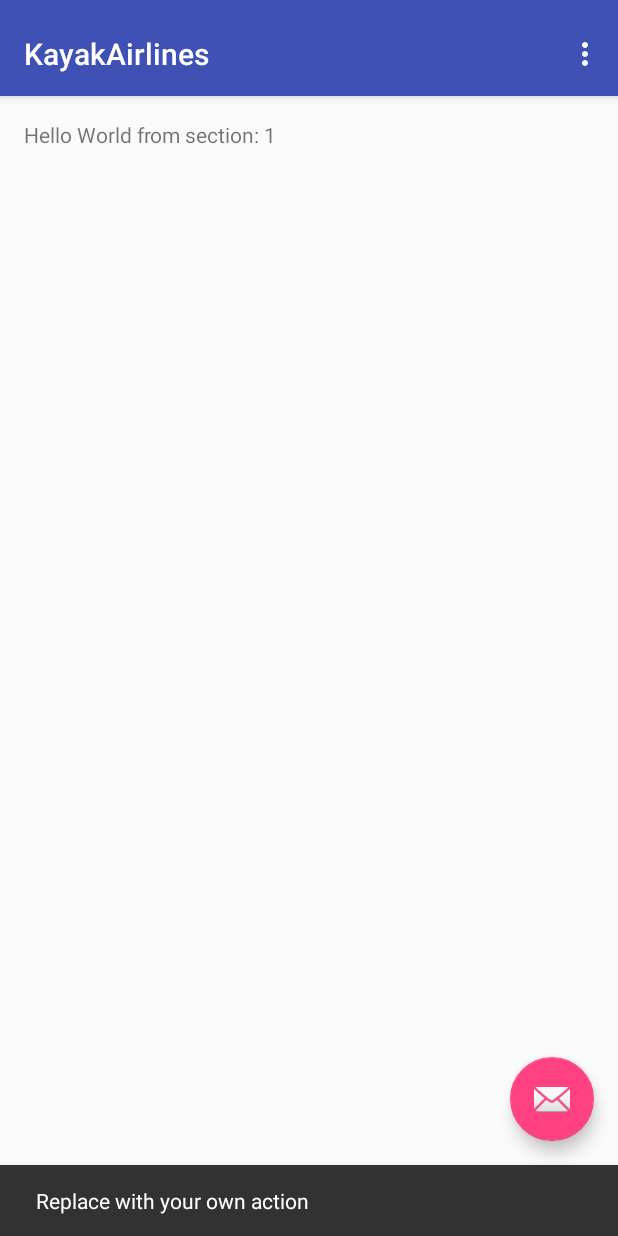
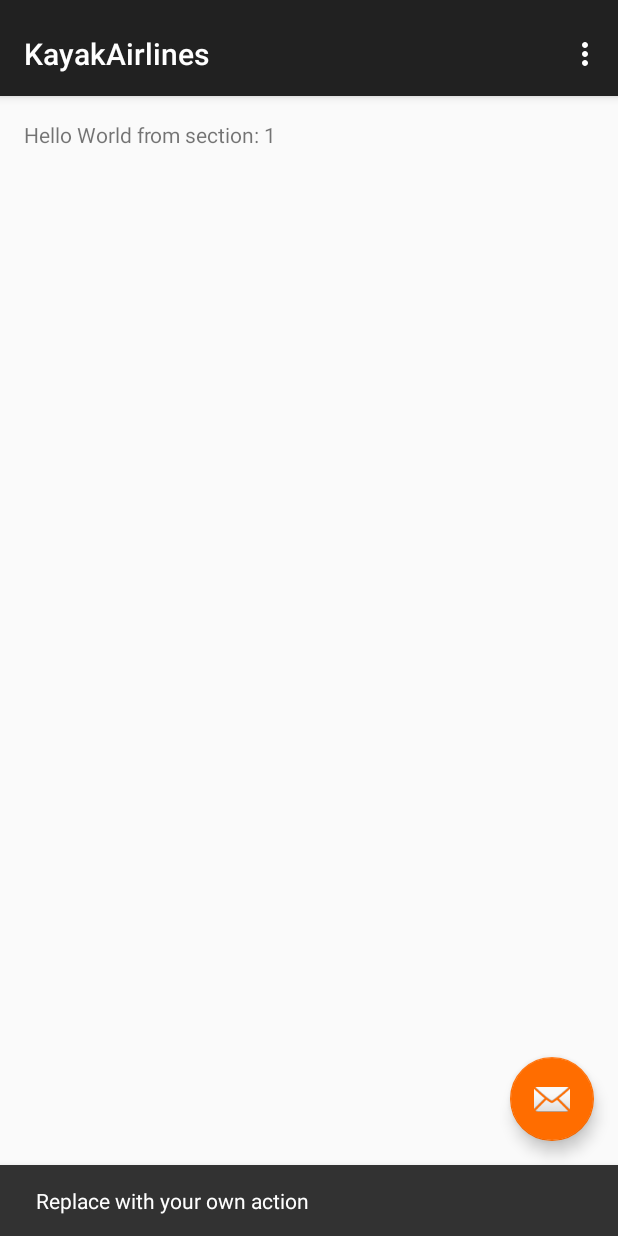
Before and after one commit to FihlaTV/KayakAirlines, an Android app: the screen it shows after launch (MainActivity), after a tap on an icon or button, on a phone screen of 412 x 824 dp. Run offline under Robolectric (Android 15) with nearby library versions, the phone set to English and light mode, and no system bars.

Commit message:
Use Kayak colors

```diff
--- a/app/src/main/res/values/colors.xml
+++ b/app/src/main/res/values/colors.xml
@@ -1,6 +1,6 @@
 <?xml version="1.0" encoding="utf-8"?>
 <resources>
-  <color name="colorPrimary">#3F51B5</color>
-  <color name="colorPrimaryDark">#303F9F</color>
-  <color name="colorAccent">#FF4081</color>
+  <color name="colorPrimary">#212121</color> <!--Grey 900-->
+  <color name="colorPrimaryDark">#000000</color> <!--Black-->
+  <color name="colorAccent">#FF6D00</color> <!--Orange A700-->
 </resources>
```
